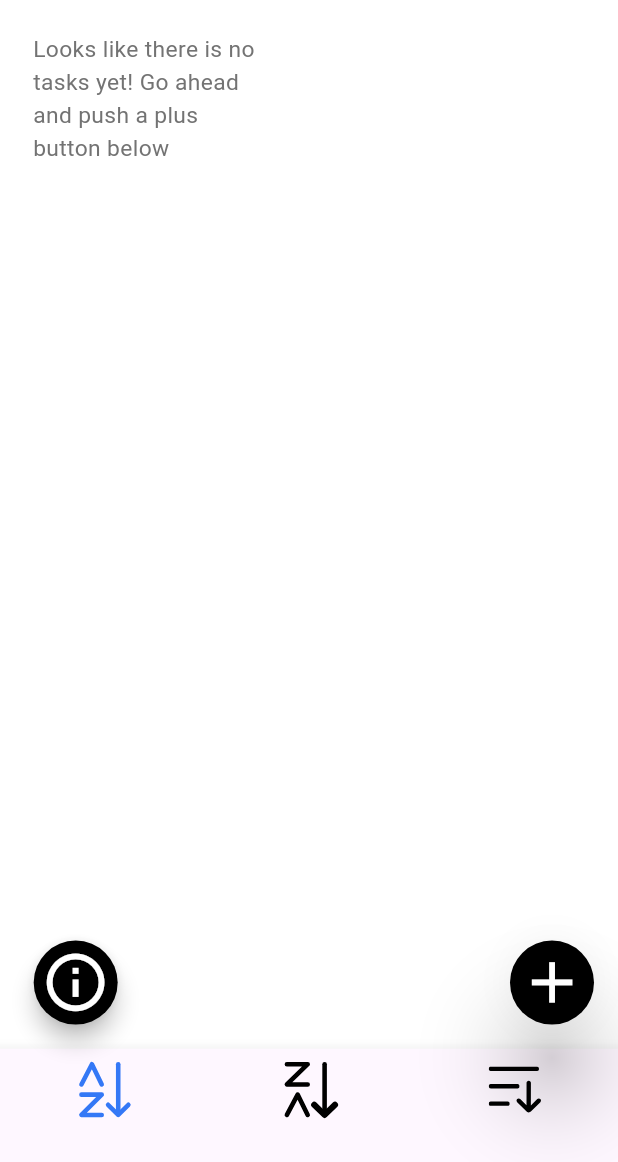
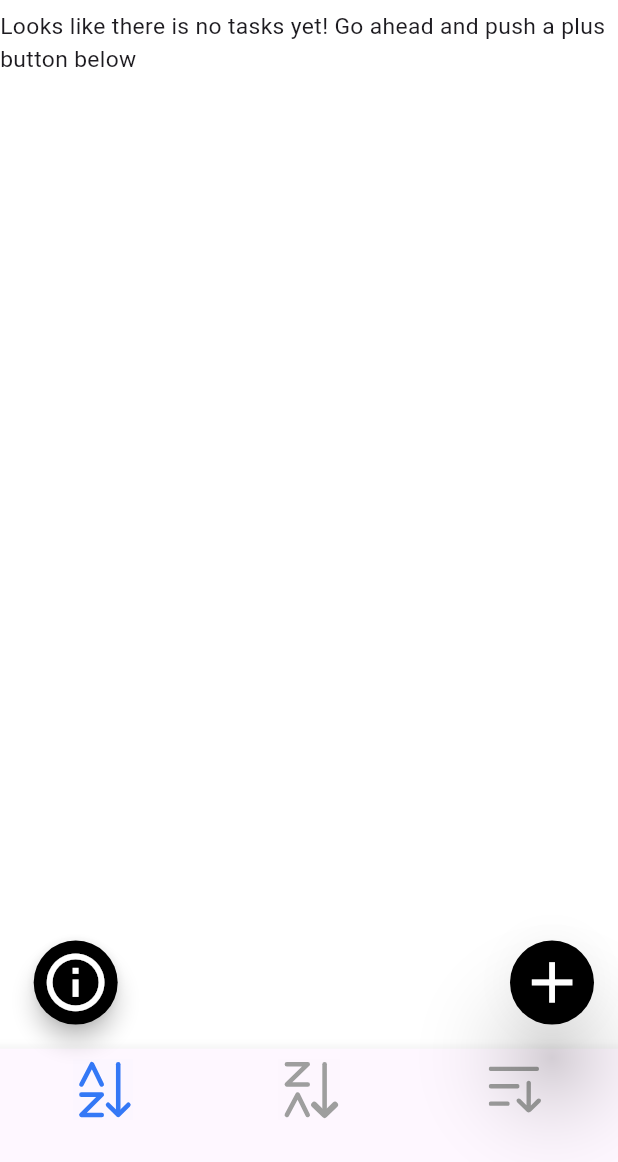
Before and after one commit to Pavellol/flutter_second_home_task, a Flutter app: the screen it shows after launch, on a phone screen of 412 x 824 dp, the part 74-1236 px from its top. Run offline on Flutter 3.47's test engine with Material 3 defaults, Android fonts, the phone set to English and light mode, and no system bars; our stand-ins replace equatable, flutter_bloc, flutter_screenutil, flutter_svg.

Commit message:
create add notes

```diff
--- /dev/null
+++ b/lib/Task/task_bloc.dart
@@ -0,0 +1,12 @@
+import 'package:flutter_bloc/flutter_bloc.dart';
+import 'task_event.dart';
+import 'task_state.dart';
+
+class TaskBloc extends Bloc<TaskEvent, TaskState> {
+  TaskBloc() : super(const TaskState()) {
+    on<AddTask>((event, emit) {
+      final updatedTasks = List<Task>.from(state.tasks)..add(event.task);
+      emit(state.copyWith(tasks: updatedTasks));
+    });
+  }
+}
--- /dev/null
+++ b/lib/Task/task_event.dart
@@ -0,0 +1,16 @@
+import 'package:equatable/equatable.dart';
+import 'package:flutter_second_home_task/Task/task_state.dart';
+
+abstract class TaskEvent extends Equatable {
+  @override
+  List<Object?> get props => [];
+}
+
+class AddTask extends TaskEvent {
+  final Task task;
+
+  AddTask(this.task);
+
+  @override
+  List<Object?> get props => [task];
+}
--- /dev/null
+++ b/lib/Task/task_state.dart
@@ -0,0 +1,24 @@
+import 'package:equatable/equatable.dart';
+
+class TaskState extends Equatable {
+  final List<Task> tasks;
+
+  const TaskState({this.tasks = const []});
+
+  TaskState copyWith({List<Task>? tasks}) {
+    return TaskState(
+      tasks: tasks ?? this.tasks,
+    );
+  }
+
+  @override
+  List<Object?> get props => [tasks];
+}
+
+class Task {
+  final String date;
+  final String time;
+  final String name;
+
+  Task({required this.name, required this.date, required this.time});
+}
--- a/lib/presentation/bottom_navigation_bar.dart
+++ b/lib/presentation/bottom_navigation_bar.dart
@@ -6,12 +6,12 @@ class BottomNavigationBarScreen extends StatefulWidget {
   const BottomNavigationBarScreen({super.key});
 
   @override
-  State<BottomNavigationBarScreen> createState() => _BottomNavigationBarScreenState();
+  State<BottomNavigationBarScreen> createState() =>
+      _BottomNavigationBarScreenState();
 }
 
 class _BottomNavigationBarScreenState extends State<BottomNavigationBarScreen> {
   int _selectedIndex = 0;
-
 
   void _onItemTapped(int index) {
     setState(() {
@@ -22,14 +22,16 @@ class _BottomNavigationBarScreenState extends State<BottomNavigationBarScreen> {
   @override
   Widget build(BuildContext context) {
     return BottomNavigationBar(
-        //showSelectedLabels: false,
-        //showUnselectedLabels: false,
       items: <BottomNavigationBarItem>[
         BottomNavigationBarItem(
           icon: SvgPicture.asset(
             'assets/nav_bar_icon_first.svg',
             width: 40.w,
             height: 40.h,
+            // ignore: deprecated_member_use
+            color: _selectedIndex == 0
+                ? Color.fromRGBO(52, 120, 246, 1)
+                : Colors.grey,
           ),
           label: "",
         ),
@@ -38,6 +40,10 @@ class _BottomNavigationBarScreenState extends State<BottomNavigationBarScreen> {
             'assets/nav_bar_icon_second.svg',
             width: 40.w,
             height: 40.h,
+            // ignore: deprecated_member_use
+            color: _selectedIndex == 1
+                ? Color.fromRGBO(52, 120, 246, 1)
+                : Colors.grey,
           ),
           label: "",
         ),
@@ -46,14 +52,17 @@ class _BottomNavigationBarScreenState extends State<BottomNavigationBarScreen> {
             'assets/nav_bar_icon_three.svg',
             width: 40.w,
             height: 40.h,
+            // ignore: deprecated_member_use
+            color: _selectedIndex == 2
+                ? Color.fromRGBO(52, 120, 246, 1)
+                : Colors.grey,
           ),
           label: "",
         ),
       ],
       currentIndex: _selectedIndex,
       selectedItemColor: Color.fromRGBO(52, 120, 246, 1),
-        //fixedColor: Colors.red,
-
+      unselectedItemColor: Colors.grey,
       onTap: _onItemTapped,
     );
   }
--- a/lib/presentation/main_body_screen.dart
+++ b/lib/presentation/main_body_screen.dart
@@ -1,6 +1,8 @@
 import 'package:flutter/material.dart';
+import 'package:flutter_bloc/flutter_bloc.dart';
 import 'package:flutter_screenutil/flutter_screenutil.dart';
-import 'package:flutter_second_home_task/constants.dart';
+import 'package:flutter_second_home_task/Task/task_bloc.dart';
+import 'package:flutter_second_home_task/Task/task_state.dart';
 
 class MainScreenBody extends StatefulWidget {
   const MainScreenBody({super.key});
@@ -10,25 +12,63 @@ class MainScreenBody extends StatefulWidget {
 }
 
 class _MainScreenState extends State<MainScreenBody> {
+
+  List<bool> _checkedStates = [];
+
   @override
   Widget build(BuildContext context) {
-    return ListView(
-        padding: EdgeInsets.only(
-          left: 20.w,
-          right: 20.w
-        ),
-        children: [
-          SizedBox(
-            height: 15.h,
-          ),
-          Text(
-            textForMainScreen,
-            style: TextStyle(
-              fontSize: 15.0.sp,
-              color: Color.fromRGBO(115, 115, 115, 1),
-              ),
-          ),
-        ]
-      );
+    return BlocBuilder<TaskBloc, TaskState>(
+      builder: (context, state) {
+        if (state.tasks.isEmpty) {
+          return Text(
+            "Looks like there is no tasks yet! Go ahead and push a plus button below",
+            style: TextStyle(fontSize: 15.0.sp),
+          );
+        } else {
+          // ignore: unnecessary_null_comparison
+          if (_checkedStates == null || _checkedStates.length != state.tasks.length) {
+            _checkedStates = List<bool>.filled(state.tasks.length, false);
+          }
+          return ListView.builder(
+            itemCount: state.tasks.length,
+            itemBuilder: (context, index) {
+              final task = state.tasks[index];
+              final isChecked = _checkedStates[index]; // Текущее состояние
+              return ListTile(
+                title: CheckboxListTile(
+                  title: Text(
+                    task.name,
+                    style: TextStyle(
+                      decoration: isChecked ? TextDecoration.lineThrough : null,
+                      color: isChecked ? Color.fromRGBO(115, 115, 115, 1) :Colors.black,
+                      fontSize: 15.sp,
+                    ),
+                  ),
+                  subtitle: Text(
+                    // ignore: prefer_interpolation_to_compose_strings
+                    task.date.replaceAll("/", ".") + " " + task.time.substring(0,task.time.length - 3),
+                    style: TextStyle(
+                      decoration: isChecked ? TextDecoration.lineThrough : null,
+                      color: isChecked ? Color.fromRGBO(163, 163, 163, 1) : Colors.black,
+                      fontSize: 13.sp,
+                      fontStyle: FontStyle.italic,
+                    ),
+                  ),
+                  value: isChecked,
+                  onChanged: (bool? newValue) {
+                    setState(() {
+                      _checkedStates[index] = newValue ?? false;
+                    });
+                  },
+                  controlAffinity: ListTileControlAffinity.leading,
+                  activeColor: Colors.black,
+                  checkColor: Colors.white,
+                ),
+              );
+            },
+          );
+        }
+      },
+    );
   }
 }
--- a/lib/presentation/main_screen.dart
+++ b/lib/presentation/main_screen.dart
@@ -22,7 +22,9 @@ class _MainScreenState extends State<MainScreen> {
         ),
       ),
       body: MainScreenBody(),
-      bottomNavigationBar: BottomNavigationBarScreen(),
+      bottomNavigationBar: BottomNavigationBarScreen(
+
+      ),
       floatingActionButton: FloatingActionButtonScreen(),
     );
   }
--- a/pubspec.yaml
+++ b/pubspec.yaml
@@ -16,6 +16,8 @@ dependencies:
   flutter_svg: ^2.0.16
   flutter_sliding_up_panel: ^2.1.1
   intl: ^0.20.1
+  flutter_bloc: ^8.1.6
+  equatable: ^2.0.7
 
 dev_dependencies:
   flutter_test:
```
Also changed, not shown: lib/main.dart (+8 -3 lines), lib/presentation/add_task_screen.dart (+37 -7 lines), lib/presentation/floating_action_button_screen.dart (+1 -58 lines), pubspec.lock. Lines whose indentation alone changed are shown as unchanged.
